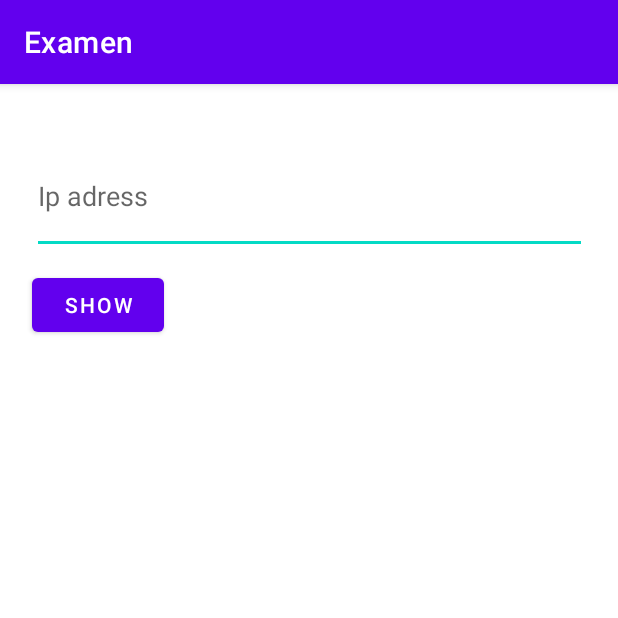
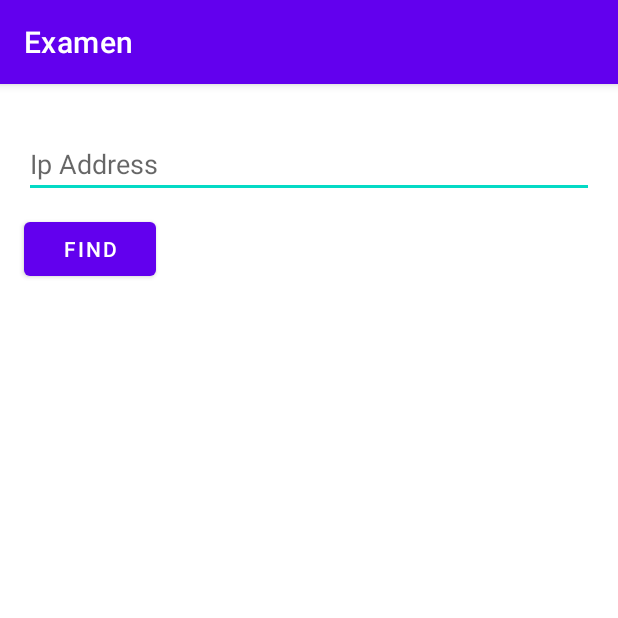
Before and after one commit to Khaddan/KHADDAN_Zakaria_exam_M1_IIBDCC_23, an Android app: the IpFinderActivity screen opened directly, with no data from a screen before it, on a phone screen of 412 x 824 dp, the top half of it. Run offline under Robolectric (Android 15) with nearby library versions, the phone set to English and light mode, and no system bars; our stand-ins replace Volley.

Commit message:
First commit

```diff
--- a/app/build.gradle
+++ b/app/build.gradle
@@ -8,7 +8,7 @@ android {
     defaultConfig {
         applicationId "com.example.khaddan_zakaria_exam_m1_iibdcc_23"
         minSdk 24
-        targetSdk 31
+        targetSdk 33
         versionCode 1
         versionName "1.0"
 
@@ -32,7 +32,7 @@ dependencies {
     implementation 'androidx.appcompat:appcompat:1.6.1'
     implementation 'com.google.android.material:material:1.9.0'
     implementation 'androidx.constraintlayout:constraintlayout:2.1.4'
-    implementation 'com.google.android.gms:play-services-maps:18.0.2'
+    implementation 'com.google.android.gms:play-services-maps:18.1.0'
     implementation 'com.android.volley:volley:1.2.1'
     testImplementation 'junit:junit:4.13.2'
     androidTestImplementation 'androidx.test.ext:junit:1.1.5'
--- a/app/src/main/java/com/example/khaddan_zakaria_exam_m1_iibdcc_23/IpFinderActivity.java
+++ b/app/src/main/java/com/example/khaddan_zakaria_exam_m1_iibdcc_23/IpFinderActivity.java
@@ -1,31 +1,39 @@
 package com.example.khaddan_zakaria_exam_m1_iibdcc_23;
 
+import android.annotation.SuppressLint;
 import android.content.Intent;
 import android.graphics.Color;
 import android.graphics.Typeface;
+import android.os.Bundle;
 import android.util.Log;
 import android.view.Gravity;
 import android.widget.Button;
 import android.widget.EditText;
 import android.widget.LinearLayout;
 import android.widget.TextView;
+import android.widget.Toast;
+
 import androidx.appcompat.app.AppCompatActivity;
-import android.os.Bundle;
 import com.android.volley.Request;
 import com.android.volley.RequestQueue;
 import com.android.volley.toolbox.StringRequest;
 import com.android.volley.toolbox.Volley;
+import com.example.khaddan_zakaria_exam_m1_iibdcc_23.R;
+
+import org.json.JSONException;
 import org.json.JSONObject;
 
 import java.util.ArrayList;
 import java.util.List;
+import java.util.Map;
+
+
 
 public class IpFinderActivity extends AppCompatActivity {
-
-    EditText ipInput;
-    String IP_ADDRESS;
-    LinearLayout container;
-    List<String> infoList=new ArrayList<>();
+    private EditText ipInput;
+    private String IP_ADDRESS;
+    private LinearLayout container;
+    private List<String> infoList=new ArrayList<>();
     @Override
     protected void onCreate(Bundle savedInstanceState) {
         super.onCreate(savedInstanceState);
@@ -35,7 +43,8 @@ public class IpFinderActivity extends AppCompatActivity {
         findViewById(R.id.button).setOnClickListener(view -> {
             IP_ADDRESS=ipInput.getText().toString();
             RequestQueue requestQueue= Volley.newRequestQueue(IpFinderActivity.this);
-            String url= "https://ipinfo.io/" +IP_ADDRESS+"/geo";
+            String url="http://ipinfo.io/"+IP_ADDRESS+"/geo";
+            @SuppressLint({"SetTextI18n", "ResourceAsColor"})
             StringRequest request=new StringRequest(Request.Method.GET, url, response -> {
                 try{
                     JSONObject jsonObject = new JSONObject(response);
@@ -43,9 +52,9 @@ public class IpFinderActivity extends AppCompatActivity {
                     String region = jsonObject.getString("region");
                     String country = jsonObject.getString("country");
 
-                    infoList.add("City" + city);
-                    infoList.add("Region" + region);
-                    infoList.add("Country" + country);
+                    infoList.add(getString(R.string.city) +" : "+ city);
+                    infoList.add(getString(R.string.region) +" : "+ region);
+                    infoList.add(getString(R.string.country) +" : "+ country);
                     String LatLand = jsonObject.getString("loc");
                     infoList.forEach(text -> {
                         TextView toAdd = new TextView(IpFinderActivity.this);
@@ -53,9 +62,7 @@ public class IpFinderActivity extends AppCompatActivity {
                         toAdd.setTextSize(16);
                         toAdd.setTypeface(null, Typeface.BOLD);
                         toAdd.setTextColor(Color.WHITE);
-                        String hexColor = "#62317E";
-                        int color=Color.parseColor(hexColor);
-                        toAdd.setBackgroundColor(color);
+                        toAdd.setBackgroundColor(R.color.list_bg_color);
                         int paddingY=20;
                         toAdd.setPadding(0,paddingY,0,paddingY);
                         toAdd.setGravity(Gravity.CENTER);
@@ -69,7 +76,7 @@ public class IpFinderActivity extends AppCompatActivity {
                         container.addView(toAdd);
                     });
                     Button MapBtn=new Button(IpFinderActivity.this);
-                    MapBtn.setText("Show Map");
+                    MapBtn.setText(R.string.show_map);
                     int paddingY=30;
                     MapBtn.setPadding(0,paddingY,0,paddingY);
                     container.addView(MapBtn);
@@ -84,8 +91,12 @@ public class IpFinderActivity extends AppCompatActivity {
                 }
             },error -> {
                 Log.e("API Error",error.toString());
+                Toast toast = Toast.makeText(this, "connectivity exception", Toast.LENGTH_LONG);
+                toast.show();
             });
             requestQueue.add(request);
         });
     }
+
+
 }
--- a/app/src/main/res/layout/activity_ip_finder_.xml
+++ b/app/src/main/res/layout/activity_ip_finder_.xml
@@ -10,31 +10,30 @@
         tools:context="com.example.khaddan_zakaria_exam_m1_iibdcc_23.IpFinderActivity">
     <EditText
             android:id="@+id/IpInput"
-            android:layout_width="370dp"
-            android:layout_height="77dp"
+            android:layout_height="40dp"
+            android:layout_width="0dp"
             android:layout_marginStart="16dp"
             android:layout_marginTop="16dp"
             android:layout_marginEnd="16dp"
             android:ems="10"
-            android:hint="Ip adress"
+            android:hint="@string/ip_address"
             android:inputType="text"
             app:layout_constraintEnd_toEndOf="parent"
             app:layout_constraintStart_toStartOf="parent"
-            app:layout_constraintTop_toTopOf="parent"
-    />
+            app:layout_constraintTop_toTopOf="parent" />
     <Button
             android:id="@+id/button"
             android:layout_width="wrap_content"
             android:layout_height="wrap_content"
             android:layout_marginTop="10dp"
-            android:text="show"
+            android:text="@string/find"
             app:layout_constraintStart_toStartOf="@+id/IpInput"
             app:layout_constraintTop_toBottomOf="@+id/IpInput"
     />
 
     <LinearLayout
             android:id="@+id/container"
-            android:layout_width="384dp"
+            android:layout_width="0dp"
             android:layout_height="455dp"
             android:layout_marginTop="10dp"
             android:layout_marginBottom="10dp"
--- a/app/src/main/res/values/colors.xml
+++ b/app/src/main/res/values/colors.xml
@@ -7,4 +7,5 @@
     <color name="teal_700">#FF018786</color>
     <color name="black">#FF000000</color>
     <color name="white">#FFFFFFFF</color>
+    <color name="list_bg_color">#62317e</color>
 </resources>
--- a/app/src/main/res/values/strings.xml
+++ b/app/src/main/res/values/strings.xml
@@ -1,4 +1,19 @@
 <resources>
-    <string name="app_name">Examen</string>
-    <string name="title_activity_maps">MapsActivity</string>
+
+        <string name="app_name" translatable="false">Examen</string>
+        <string name="title_activity_maps">Map</string>
+        <string name="city" translatable="false">City</string>
+        <string name="region">Region</string>
+        <string name="country" translatable="false">Country</string>
+        <string name="show_map">Show Map</string>
+        <string name="ip_address" translatable="false">Ip Address</string>
+        <string name="find" translatable="false">Find</string>
+        <string name="loginpref" translatable="false">loginPref</string>
+        <string name="username">username</string>
+        <string name="password">password</string>
+        <string name="wrong_password">wrong password</string>
+        <string name="user_not_found">user not found</string>
+        <string name="welcome">welcome</string>
+        <string name="login">LOGIN</string>
+
 </resources>
--- a/build.gradle
+++ b/build.gradle
@@ -2,4 +2,5 @@
 plugins {
     id 'com.android.application' version '7.3.0' apply false
     id 'com.android.library' version '7.3.0' apply false
+    id 'com.google.android.libraries.mapsplatform.secrets-gradle-plugin' version '2.0.1' apply false
 }
```
Also changed, not shown: app/src/main/java/com/example/khaddan_zakaria_exam_m1_iibdcc_23/MapsActivity.java (+8 -1 lines).
